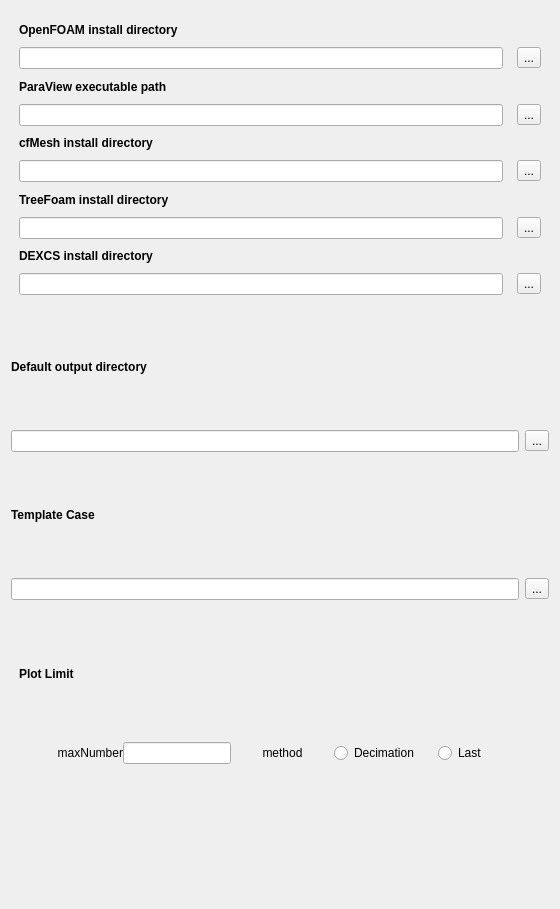
The window that dexcsCfdPreferencePage.ui (dexcs-of/workbentch) describes before a commit, drawn with Qt 5.
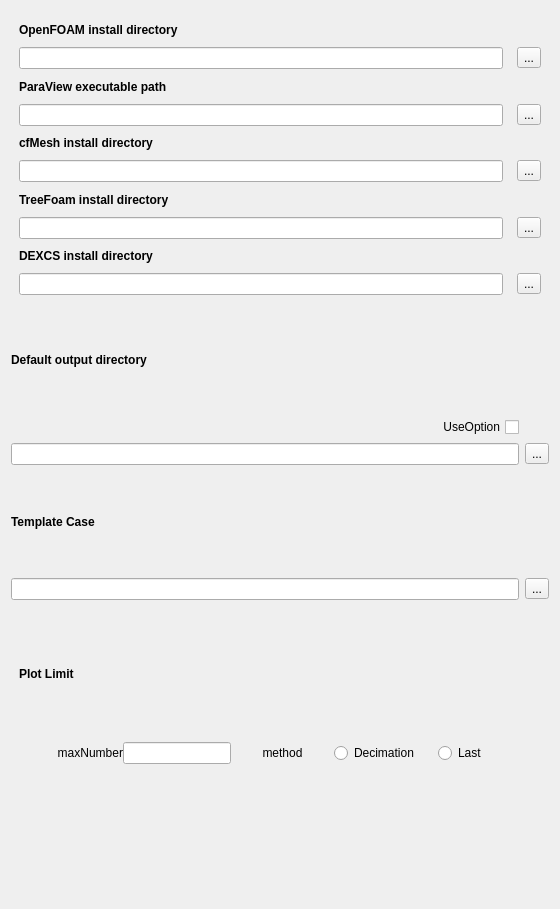
The same window after the commit.

The edit to the form file:
```diff
--- a/dexcsCfdPreferencePage.ui
+++ b/dexcsCfdPreferencePage.ui
@@ -74,7 +74,6 @@
       <widget class="QLabel" name="label_7b">
        <property name="font">
         <font>
-         <weight>75</weight>
          <bold>true</bold>
         </font>
        </property>
@@ -97,7 +96,6 @@
       <widget class="QLabel" name="label">
        <property name="font">
         <font>
-         <weight>75</weight>
          <bold>true</bold>
         </font>
        </property>
@@ -110,7 +108,6 @@
       <widget class="QLabel" name="label_3">
        <property name="font">
         <font>
-         <weight>75</weight>
          <bold>true</bold>
         </font>
        </property>
@@ -143,7 +140,6 @@
       <widget class="QLabel" name="label_7">
        <property name="font">
         <font>
-         <weight>75</weight>
          <bold>true</bold>
         </font>
        </property>
@@ -156,7 +152,6 @@
       <widget class="QLabel" name="label_8">
        <property name="font">
         <font>
-         <weight>75</weight>
          <bold>true</bold>
         </font>
        </property>
@@ -179,11 +174,27 @@
    </item>
    <item>
     <layout class="QGridLayout" name="gridLayout_2">
+     <item row="6" column="2">
+      <widget class="QToolButton" name="tb_choose_template_case">
+       <property name="text">
+        <string>...</string>
+       </property>
+      </widget>
+     </item>
      <item row="2" column="0">
+      <widget class="QCheckBox" name="cb_outputdir">
+       <property name="layoutDirection">
+        <enum>Qt::RightToLeft</enum>
+       </property>
+       <property name="text">
+        <string>UseOption</string>
+       </property>
+      </widget>
+     </item>
+     <item row="5" column="0">
       <widget class="QLabel" name="label_5">
        <property name="font">
         <font>
-         <weight>75</weight>
          <bold>true</bold>
         </font>
        </property>
@@ -192,28 +203,10 @@
        </property>
       </widget>
      </item>
-     <item row="3" column="1">
-      <widget class="QToolButton" name="tb_choose_template_case">
-       <property name="text">
-        <string>...</string>
-       </property>
-      </widget>
-     </item>
-     <item row="1" column="1">
-      <widget class="QToolButton" name="tb_choose_output_dir">
-       <property name="enabled">
-        <bool>true</bool>
-       </property>
-       <property name="text">
-        <string>...</string>
-       </property>
-      </widget>
-     </item>
-     <item row="0" column="0">
+     <item row="1" column="0">
       <widget class="QLabel" name="label_outputdir">
        <property name="font">
         <font>
-         <weight>75</weight>
          <bold>true</bold>
         </font>
        </property>
@@ -222,10 +215,7 @@
        </property>
       </widget>
      </item>
-     <item row="3" column="0">
-      <widget class="QLineEdit" name="le_template_case"/>
-     </item>
-     <item row="1" column="0">
+     <item row="4" column="0">
       <widget class="QLineEdit" name="le_output_dir">
        <property name="enabled">
         <bool>true</bool>
@@ -238,6 +228,19 @@
        </property>
       </widget>
      </item>
+     <item row="6" column="0">
+      <widget class="QLineEdit" name="le_template_case"/>
+     </item>
+     <item row="4" column="2">
+      <widget class="QToolButton" name="tb_choose_output_dir">
+       <property name="enabled">
+        <bool>true</bool>
+       </property>
+       <property name="text">
+        <string>...</string>
+       </property>
+      </widget>
+     </item>
     </layout>
    </item>
    <item>
@@ -336,7 +339,6 @@
       <widget class="QLabel" name="label_4">
        <property name="font">
         <font>
-         <weight>75</weight>
          <bold>true</bold>
         </font>
        </property>
```
